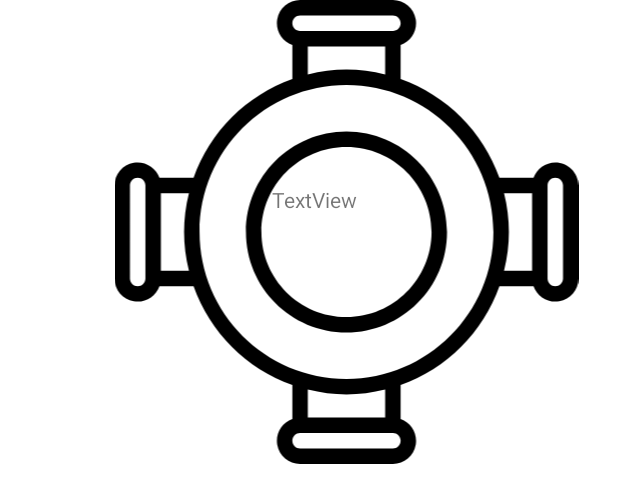
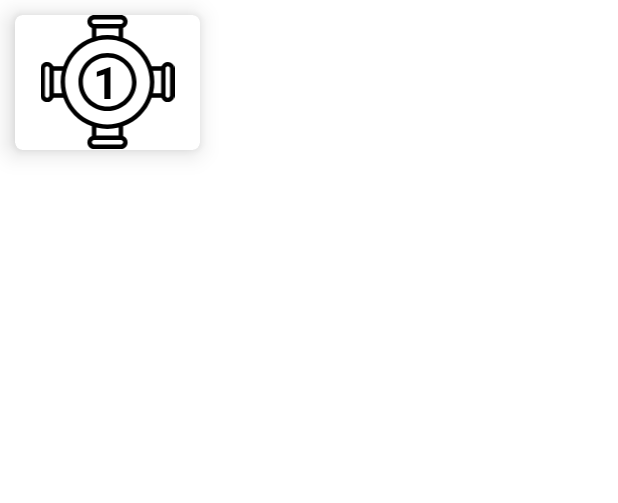
Before and after one commit to jonleinena/BarLinkApp, an Android app: the layout table_list_item.xml on its own in the app's theme, with its tools: preview values and no code run, on a phone screen of 412 x 824 dp. Shown: the top 503 px of the screen. Run offline under Robolectric (Android 15) with nearby library versions, the phone set to English and light mode, and no system bars.

Commit message:
worked on tables activity

```diff
--- a/app/src/main/java/com/example/barlink/utils/activities/Tables.java
+++ b/app/src/main/java/com/example/barlink/utils/activities/Tables.java
@@ -1,6 +1,7 @@
 package com.example.barlink.utils.activities;
 
 import androidx.appcompat.app.AppCompatActivity;
+import androidx.recyclerview.widget.GridLayoutManager;
 import androidx.recyclerview.widget.LinearLayoutManager;
 import androidx.recyclerview.widget.RecyclerView;
 
@@ -32,6 +33,7 @@ public class Tables extends AppCompatActivity {
         getExtra();
         tablesList = dbManager.getTablesByZone(idZone);
         recyclerView = (RecyclerView) findViewById(R.id.tables_recyclerview);
+
         createAdapter();
 
 
@@ -45,7 +47,7 @@ public class Tables extends AppCompatActivity {
         // Attach the adapter to the recyclerview to populate items
         recyclerView.setAdapter(adapter);
         // Set layout manager to position the items
-        recyclerView.setLayoutManager(new LinearLayoutManager(this));
+        recyclerView.setLayoutManager(new GridLayoutManager(this, 3));
         // That's all!
         adapter.setOnItemClickListener(new TablesAdapter.OnItemClickListener() {
             @Override
@@ -67,7 +69,7 @@ public class Tables extends AppCompatActivity {
     public void getExtra(){
         Intent intent = getIntent();
         idUser = intent.getIntExtra("selectedUser", 0);
-        idZone = intent.getIntExtra("selctedZone", 1);
+        idZone = intent.getIntExtra("selectedZone", 1);
 
     }
 }
--- a/app/src/main/res/layout/activity_tables.xml
+++ b/app/src/main/res/layout/activity_tables.xml
@@ -4,16 +4,14 @@
     xmlns:tools="http://schemas.android.com/tools"
     android:layout_width="match_parent"
     android:layout_height="match_parent"
+    android:layout_gravity="center"
     tools:context=".utils.activities.Tables">
 
     <androidx.recyclerview.widget.RecyclerView
         android:id="@+id/tables_recyclerview"
-        android:layout_width="708dp"
-        android:layout_height="571dp"
-        app:layout_constraintBottom_toBottomOf="parent"
-        app:layout_constraintEnd_toEndOf="parent"
-        app:layout_constraintHorizontal_bias="0.173"
-        app:layout_constraintStart_toStartOf="parent"
-        app:layout_constraintTop_toTopOf="parent"
-        app:layout_constraintVertical_bias="0.502" />
+        android:layout_width="match_parent"
+        android:layout_height="match_parent"
+        android:paddingLeft="200dp"
+        tools:layout_editor_absoluteX="66dp"
+        tools:layout_editor_absoluteY="80dp" />
 </androidx.constraintlayout.widget.ConstraintLayout>
--- a/app/src/main/res/layout/table_list_item.xml
+++ b/app/src/main/res/layout/table_list_item.xml
@@ -1,45 +1,52 @@
 <?xml version="1.0" encoding="utf-8"?>
-<androidx.constraintlayout.widget.ConstraintLayout
+<androidx.cardview.widget.CardView
     xmlns:android="http://schemas.android.com/apk/res/android"
     xmlns:app="http://schemas.android.com/apk/res-auto"
     xmlns:tools="http://schemas.android.com/tools"
-    android:layout_width="match_parent"
-    android:layout_height="match_parent">
-
+    android:orientation="horizontal"
+    android:layout_width="wrap_content"
+    android:layout_height="wrap_content"
+    app:cardElevation="10dp"
+    app:cardCornerRadius="5dp"
+    android:layout_margin="10dp">
     <LinearLayout
-        android:layout_width="464dp"
-        android:layout_height="311dp"
+        android:layout_width="123dp"
+        android:layout_height="90dp"
         android:orientation="horizontal"
-        tools:layout_editor_absoluteX="182dp"
-        tools:layout_editor_absoluteY="62dp">
+        tools:layout_editor_absoluteX="0dp"
+        tools:layout_editor_absoluteY="0dp">
 
         <RelativeLayout
             android:layout_width="wrap_content"
-            android:layout_height="309dp">
+            android:layout_height="wrap_content">
 
             <ImageView
                 android:id="@+id/imageView"
-                android:layout_width="462dp"
-                android:layout_height="313dp"
+                android:layout_width="130dp"
+                android:layout_height="89dp"
                 app:srcCompat="@drawable/ic_mesa_redonda" />
 
             <TextView
                 android:id="@+id/tableNum"
-                android:layout_width="103dp"
-                android:layout_height="62dp"
+                android:layout_width="19dp"
+                android:layout_height="35dp"
                 android:layout_alignEnd="@+id/imageView"
                 android:layout_alignRight="@+id/imageView"
                 android:layout_alignBottom="@+id/imageView"
                 android:layout_alignParentStart="true"
                 android:layout_alignParentLeft="true"
                 android:layout_alignParentTop="true"
-                android:layout_marginStart="181dp"
-                android:layout_marginLeft="181dp"
-                android:layout_marginTop="123dp"
-                android:layout_marginEnd="178dp"
-                android:layout_marginRight="178dp"
-                android:layout_marginBottom="128dp"
-                android:text="TextView" />
+                android:layout_marginStart="52dp"
+                android:layout_marginLeft="52dp"
+                android:layout_marginTop="24dp"
+                android:layout_marginEnd="52dp"
+                android:layout_marginRight="52dp"
+                android:layout_marginBottom="30dp"
+                android:text="1"
+                android:textColor="#000000"
+                android:textSize="30sp"
+                android:textStyle="bold" />
+
         </RelativeLayout>
     </LinearLayout>
-</androidx.constraintlayout.widget.ConstraintLayout>
+</androidx.cardview.widget.CardView>
```
